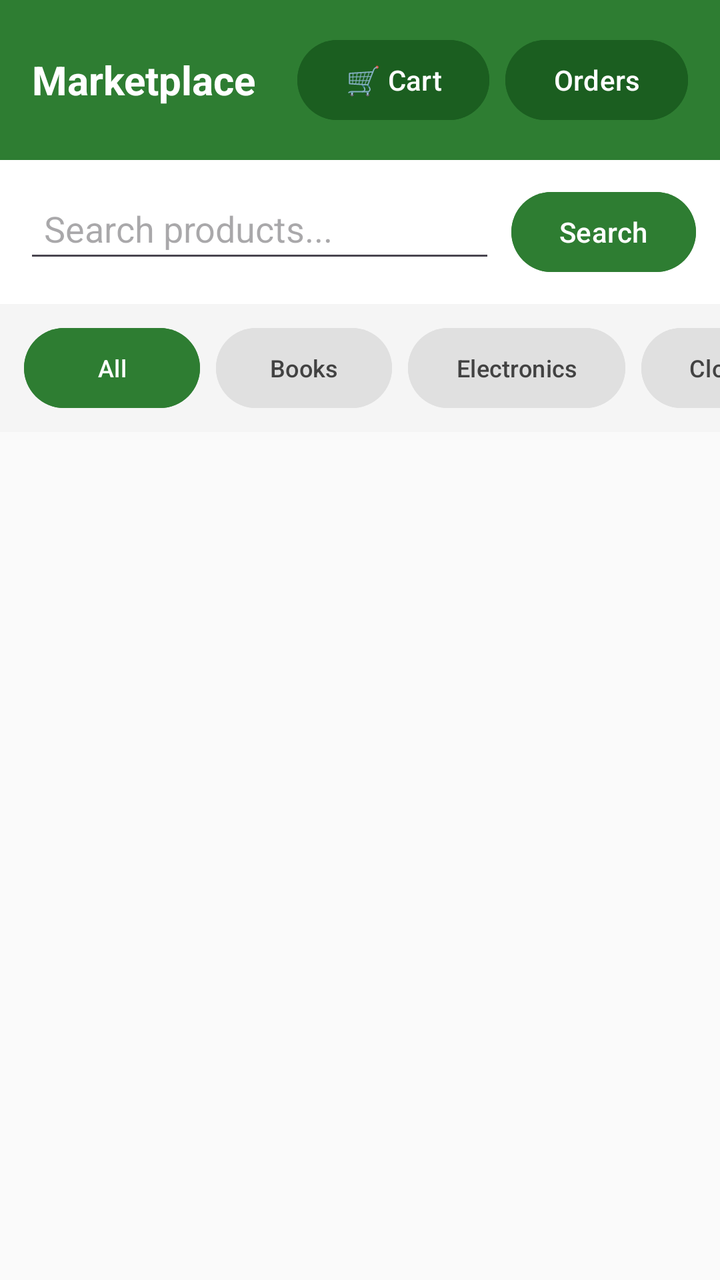
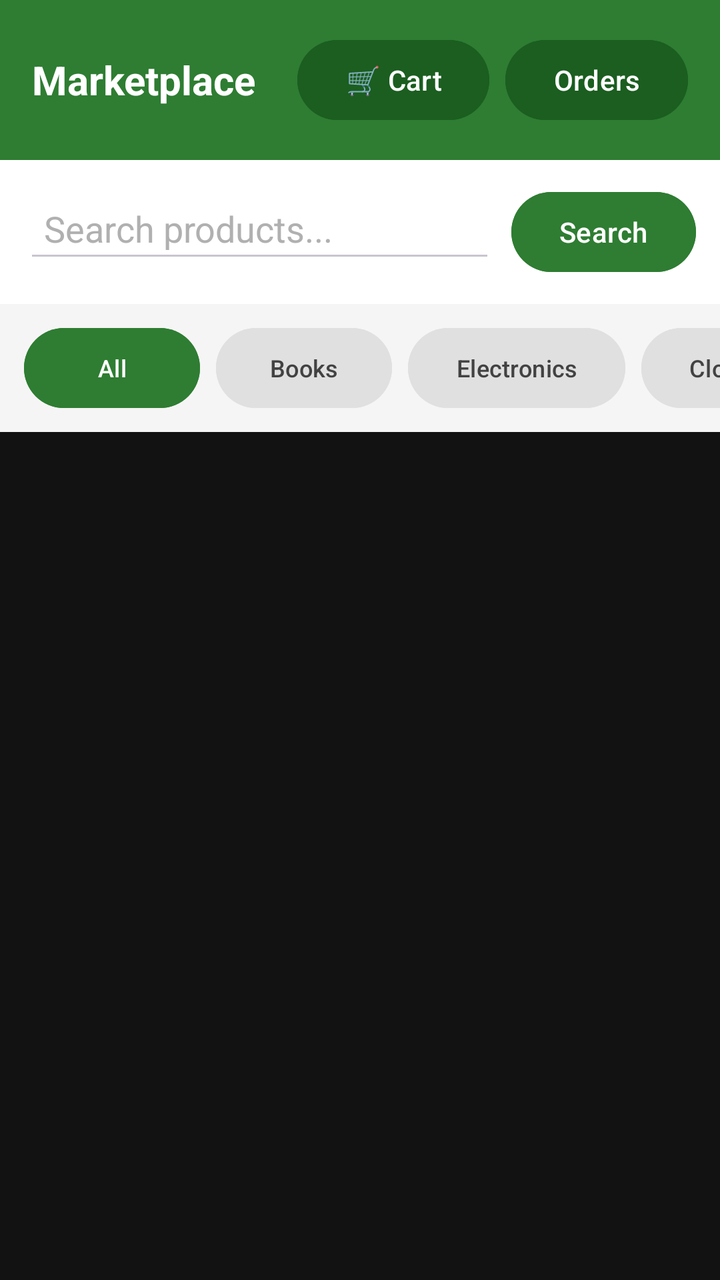

Before-and-after screenshots of an Android layout around one commit, followed by the original layout XML and the change that was made.
<!-- AndroidManifest.xml: application theme Theme.CampusCycle -->
<!-- res/layout/activity_marketplace.xml -->
<?xml version="1.0" encoding="utf-8"?>
<LinearLayout xmlns:android="http://schemas.android.com/apk/res/android"
    android:layout_width="match_parent"
    android:layout_height="match_parent"
    android:orientation="vertical"
    android:background="#FAFAFA">

    <LinearLayout
        android:layout_width="match_parent"
        android:layout_height="wrap_content"
        android:background="#2E7D32"
        android:padding="16dp"
        android:gravity="center_vertical"
        android:orientation="horizontal">

        <TextView
            android:layout_width="0dp"
            android:layout_height="wrap_content"
            android:layout_weight="1"
            android:text="Marketplace"
            android:textColor="#FFFFFF"
            android:textSize="20sp"
            android:textStyle="bold"/>

        <Button
            android:id="@+id/btnCart"
            android:layout_width="wrap_content"
            android:layout_height="wrap_content"
            android:text="🛒 Cart"
            android:backgroundTint="#1B5E20"
            android:textColor="#FFFFFF"
            android:layout_marginEnd="8dp"/>

        <Button
            android:id="@+id/btnOrderHistory"
            android:layout_width="wrap_content"
            android:layout_height="wrap_content"
            android:text="Orders"
            android:backgroundTint="#1B5E20"
            android:textColor="#FFFFFF"/>
    </LinearLayout>

    <LinearLayout
        android:layout_width="match_parent"
        android:layout_height="wrap_content"
        android:orientation="horizontal"
        android:padding="12dp"
        android:background="#FFFFFF">

        <EditText
            android:id="@+id/etSearch"
            android:layout_width="0dp"
            android:layout_height="wrap_content"
            android:layout_weight="1"
            android:hint="Search products..."
            android:inputType="text"
            android:padding="10dp"
            android:layout_marginEnd="8dp"/>

        <Button
            android:id="@+id/btnSearch"
            android:layout_width="wrap_content"
            android:layout_height="wrap_content"
            android:text="Search"
            android:backgroundTint="#2E7D32"
            android:textColor="#FFFFFF"/>
    </LinearLayout>

    <HorizontalScrollView
        android:layout_width="match_parent"
        android:layout_height="wrap_content"
        android:scrollbars="none"
        android:background="#F5F5F5"
        android:paddingTop="8dp"
        android:paddingBottom="8dp">

        <LinearLayout
            android:id="@+id/llCategories"
            android:layout_width="wrap_content"
            android:layout_height="wrap_content"
            android:orientation="horizontal"
            android:paddingLeft="12dp"
            android:paddingRight="12dp">

            <Button
                android:id="@+id/btnCatAll"
                android:layout_width="wrap_content"
                android:layout_height="wrap_content"
                android:text="All"
                android:backgroundTint="#2E7D32"
                android:textColor="#FFFFFF"
                android:textSize="12sp"
                android:layout_marginEnd="8dp"/>

            <Button
                android:id="@+id/btnCatBooks"
                android:layout_width="wrap_content"
                android:layout_height="wrap_content"
                android:text="Books"
                android:backgroundTint="#E0E0E0"
                android:textColor="#424242"
                android:textSize="12sp"
                android:layout_marginEnd="8dp"/>

            <Button
                android:id="@+id/btnCatElectronics"
                android:layout_width="wrap_content"
                android:layout_height="wrap_content"
                android:text="Electronics"
                android:backgroundTint="#E0E0E0"
                android:textColor="#424242"
                android:textSize="12sp"
                android:layout_marginEnd="8dp"/>

            <Button
                android:id="@+id/btnCatClothing"
                android:layout_width="wrap_content"
                android:layout_height="wrap_content"
                android:text="Clothing"
                android:backgroundTint="#E0E0E0"
                android:textColor="#424242"
                android:textSize="12sp"
                android:layout_marginEnd="8dp"/>

            <Button
                android:id="@+id/btnCatFurniture"
                android:layout_width="wrap_content"
                android:layout_height="wrap_content"
                android:text="Furniture"
                android:backgroundTint="#E0E0E0"
                android:textColor="#424242"
                android:textSize="12sp"
                android:layout_marginEnd="8dp"/>

            <Button
                android:id="@+id/btnCatOther"
                android:layout_width="wrap_content"
                android:layout_height="wrap_content"
                android:text="Other"
                android:backgroundTint="#E0E0E0"
                android:textColor="#424242"
                android:textSize="12sp"/>

        </LinearLayout>
    </HorizontalScrollView>

    <ListView
        android:id="@+id/lvProducts"
        android:layout_width="match_parent"
        android:layout_height="0dp"
        android:layout_weight="1"
        android:divider="#E0E0E0"
        android:dividerHeight="1dp"
        android:padding="8dp"/>

    <TextView
        android:id="@+id/tvEmpty"
        android:layout_width="match_parent"
        android:layout_height="wrap_content"
        android:text="No products found."
        android:gravity="center"
        android:textColor="#9E9E9E"
        android:textSize="15sp"
        android:padding="40dp"
        android:visibility="gone"/>

</LinearLayout>
<!-- resources referenced by this layout -->
<resources>
  <style name="Theme.CampusCycle" parent="Base.Theme.CampusCycle" />
  <style name="Base.Theme.CampusCycle" parent="Theme.Material3.DayNight.NoActionBar">
          
          
      </style>
</resources>

<!-- the commit's change to res/layout/activity_marketplace.xml (unified diff, before → after) -->
@@ -3,7 +3,7 @@
     android:layout_width="match_parent"
     android:layout_height="match_parent"
     android:orientation="vertical"
-    android:background="#FAFAFA">
+    android:background="@color/background">
 
     <LinearLayout
         android:layout_width="match_parent"
@@ -18,7 +18,7 @@
             android:layout_height="wrap_content"
             android:layout_weight="1"
             android:text="Marketplace"
-            android:textColor="#FFFFFF"
+            android:textColor="@color/textPrimary"
             android:textSize="20sp"
             android:textStyle="bold"/>
 
@@ -55,7 +55,9 @@
             android:hint="Search products..."
             android:inputType="text"
             android:padding="10dp"
-            android:layout_marginEnd="8dp"/>
+            android:layout_marginEnd="8dp"
+            android:textColor="@color/textPrimary"
+            android:textColorHint="@color/textSecondary"/>
 
         <Button
             android:id="@+id/btnSearch"
@@ -159,7 +161,7 @@
         android:layout_height="wrap_content"
         android:text="No products found."
         android:gravity="center"
-        android:textColor="#9E9E9E"
+        android:textColor="@color/textPrimary"
         android:textSize="15sp"
         android:padding="40dp"
         android:visibility="gone"/>
<!-- resource entries referenced after the edit -->
@@ -1,9 +1,15 @@
 <!-- resources referenced by this layout -->
 <resources>
-  <style name="Theme.CampusCycle" parent="Base.Theme.CampusCycle" />
-  <style name="Base.Theme.CampusCycle" parent="Theme.Material3.DayNight.NoActionBar">
-          
-          
+  <color name="background">#121212</color>
+  <color name="textPrimary">#FFFFFF</color>
+  <color name="textSecondary">#B0B0B0</color>
+  <style name="Theme.CampusCycle" parent="Theme.Material3.Dark.NoActionBar">
+          <item name="colorPrimary">@color/primary</item>
+          <item name="colorPrimaryVariant">@color/primaryDark</item>
+          <item name="colorSecondary">@color/accent</item>
       </style>
+  <color name="primary">#5E35B1</color>
+  <color name="primaryDark">#4527A0</color>
+  <color name="accent">#42A5F5</color>
 </resources>
 
